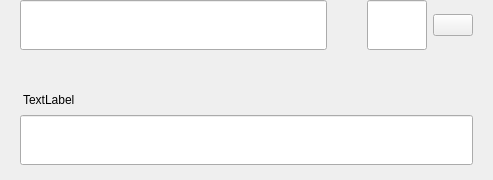
Before: the Qt Designer form src/qt/forms/sendmultirow.ui in eons-finance/ALQO, drawn with Qt 5.
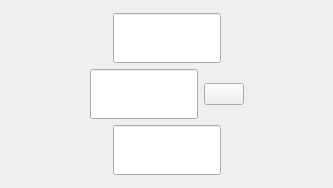
After: the same form once the commit is applied.

```diff
--- a/src/qt/forms/sendmultirow.ui
+++ b/src/qt/forms/sendmultirow.ui
@@ -6,8 +6,8 @@
    <rect>
     <x>0</x>
     <y>0</y>
-    <width>493</width>
-    <height>180</height>
+    <width>333</width>
+    <height>188</height>
    </rect>
   </property>
   <property name="minimumSize">
@@ -25,107 +25,24 @@
   <property name="windowTitle">
    <string>Form</string>
   </property>
-  <layout class="QVBoxLayout" name="verticalLayout_3">
-   <property name="spacing">
-    <number>0</number>
-   </property>
-   <property name="leftMargin">
-    <number>0</number>
-   </property>
-   <property name="topMargin">
-    <number>0</number>
-   </property>
-   <property name="rightMargin">
-    <number>20</number>
-   </property>
-   <property name="bottomMargin">
-    <number>5</number>
-   </property>
-   <item alignment="Qt::AlignTop">
-    <widget class="QWidget" name="widget" native="true">
-     <property name="sizePolicy">
-      <sizepolicy hsizetype="Expanding" vsizetype="Maximum">
-       <horstretch>0</horstretch>
-       <verstretch>0</verstretch>
-      </sizepolicy>
-     </property>
-     <property name="minimumSize">
+  <layout class="QVBoxLayout" name="verticalLayout">
+   <item>
+    <layout class="QVBoxLayout" name="verticalLayout_2">
+     <item>
+      <layout class="QHBoxLayout" name="horizontalLayout">
+       <item>
+        <spacer name="horizontalSpacer_4">
+         <property name="orientation">
+          <enum>Qt::Horizontal</enum>
+         </property>
+         <property name="sizeHint" stdset="0">
       <size>
-       <width>0</width>
-       <height>60</height>
-      </size>
-     </property>
-     <property name="maximumSize">
-      <size>
-       <width>16777215</width>
-       <height>85</height>
-      </size>
-     </property>
-     <layout class="QHBoxLayout" name="horizontalLayout" stretch="6,0,2">
-      <property name="spacing">
-       <number>0</number>
-      </property>
-      <property name="leftMargin">
-       <number>8</number>
-      </property>
-      <property name="topMargin">
-       <number>0</number>
-      </property>
-      <property name="rightMargin">
-       <number>0</number>
-      </property>
-      <property name="bottomMargin">
-       <number>0</number>
-      </property>
-      <item alignment="Qt::AlignTop">
-       <widget class="QStackedWidget" name="stackedAddress">
-        <property name="minimumSize">
-         <size>
-          <width>0</width>
-          <height>50</height>
-         </size>
-        </property>
-        <property name="maximumSize">
-         <size>
-          <width>16777215</width>
-          <height>50</height>
-         </size>
-        </property>
-        <widget class="QWidget" name="page_4">
-         <property name="sizePolicy">
-          <sizepolicy hsizetype="Expanding" vsizetype="Preferred">
-           <horstretch>0</horstretch>
-           <verstretch>0</verstretch>
-          </sizepolicy>
-         </property>
-         <property name="minimumSize">
-          <size>
-           <width>0</width>
-           <height>50</height>
-          </size>
-         </property>
-         <property name="maximumSize">
-          <size>
-           <width>16777215</width>
-           <height>55</height>
-          </size>
-         </property>
-         <layout class="QVBoxLayout" name="verticalLayout_7">
-          <property name="spacing">
-           <number>0</number>
-          </property>
-          <property name="leftMargin">
-           <number>12</number>
-          </property>
-          <property name="topMargin">
-           <number>0</number>
-          </property>
-          <property name="rightMargin">
-           <number>0</number>
-          </property>
-          <property name="bottomMargin">
-           <number>0</number>
-          </property>
+           <width>40</width>
+           <height>20</height>
+          </size>
+         </property>
+        </spacer>
+       </item>
           <item>
            <widget class="QLineEdit" name="lineEditAddress">
             <property name="minimumSize">
@@ -140,11 +57,9 @@
               <height>50</height>
              </size>
             </property>
-           </widget>
-          </item>
-         </layout>
-        </widget>
-        <widget class="QWidget" name="page_3"/>
+         <property name="styleSheet">
+          <string notr="true"/>
+         </property>
        </widget>
       </item>
       <item>
@@ -152,9 +67,6 @@
         <property name="orientation">
          <enum>Qt::Horizontal</enum>
         </property>
-        <property name="sizeType">
-         <enum>QSizePolicy::Fixed</enum>
-        </property>
         <property name="sizeHint" stdset="0">
          <size>
           <width>40</width>
@@ -162,12 +74,27 @@
          </size>
         </property>
        </spacer>
+       </item>
+      </layout>
       </item>
       <item>
        <layout class="QHBoxLayout" name="horizontalLayout_2">
         <property name="spacing">
          <number>6</number>
         </property>
+       <item>
+        <spacer name="horizontalSpacer_2">
+         <property name="orientation">
+          <enum>Qt::Horizontal</enum>
+         </property>
+         <property name="sizeHint" stdset="0">
+          <size>
+           <width>40</width>
+           <height>20</height>
+          </size>
+         </property>
+        </spacer>
+       </item>
         <item alignment="Qt::AlignTop">
          <widget class="QLineEdit" name="lineEditAmount">
           <property name="sizePolicy">
@@ -197,14 +124,6 @@
          </widget>
         </item>
         <item>
-         <layout class="QVBoxLayout" name="verticalLayout">
-          <property name="topMargin">
-           <number>14</number>
-          </property>
-          <property name="bottomMargin">
-           <number>0</number>
-          </property>
-          <item alignment="Qt::AlignTop">
            <widget class="QPushButton" name="btnMenu">
             <property name="minimumSize">
              <size>
@@ -223,71 +142,36 @@
             </property>
            </widget>
           </item>
-         </layout>
-        </item>
-       </layout>
-      </item>
-     </layout>
-    </widget>
-   </item>
    <item>
-    <widget class="QWidget" name="layoutLabel" native="true">
-     <property name="minimumSize">
-      <size>
-       <width>0</width>
-       <height>0</height>
-      </size>
-     </property>
-     <property name="maximumSize">
+        <spacer name="horizontalSpacer">
+         <property name="orientation">
+          <enum>Qt::Horizontal</enum>
+         </property>
+         <property name="sizeHint" stdset="0">
       <size>
-       <width>16777215</width>
-       <height>16777215</height>
-      </size>
-     </property>
-     <layout class="QVBoxLayout" name="verticalLayout_9">
-      <property name="spacing">
-       <number>6</number>
-      </property>
-      <property name="leftMargin">
-       <number>20</number>
-      </property>
-      <property name="topMargin">
-       <number>0</number>
-      </property>
-      <property name="rightMargin">
-       <number>0</number>
-      </property>
-      <property name="bottomMargin">
-       <number>10</number>
-      </property>
+           <width>40</width>
+           <height>20</height>
+          </size>
+         </property>
+        </spacer>
+       </item>
+      </layout>
+     </item>
       <item>
-       <spacer name="verticalSpacer">
+      <layout class="QHBoxLayout" name="horizontalLayout_3">
+       <item>
+        <spacer name="horizontalSpacer_6">
         <property name="orientation">
-         <enum>Qt::Vertical</enum>
-        </property>
-        <property name="sizeType">
-         <enum>QSizePolicy::Fixed</enum>
-        </property>
+          <enum>Qt::Horizontal</enum>
+         </property>
         <property name="sizeHint" stdset="0">
          <size>
-          <width>20</width>
+           <width>40</width>
           <height>20</height>
          </size>
         </property>
        </spacer>
       </item>
-      <item>
-       <widget class="QLabel" name="labelSubtitleDescription">
-        <property name="styleSheet">
-         <string notr="true">margin-bottom:2px;
-margin-left:0.05px;
-padding:0px;</string>
-        </property>
-        <property name="text">
-         <string>TextLabel</string>
-        </property>
-       </widget>
-      </item>
       <item>
        <widget class="QLineEdit" name="lineEditDescription">
         <property name="minimumSize">
@@ -304,8 +188,22 @@
         </property>
        </widget>
       </item>
-     </layout>
-    </widget>
+       <item>
+        <spacer name="horizontalSpacer_5">
+         <property name="orientation">
+          <enum>Qt::Horizontal</enum>
+         </property>
+         <property name="sizeHint" stdset="0">
+          <size>
+           <width>40</width>
+           <height>20</height>
+          </size>
+         </property>
+        </spacer>
+       </item>
+      </layout>
+     </item>
+    </layout>
    </item>
   </layout>
  </widget>
```
Lines whose indentation alone changed are shown as unchanged.
